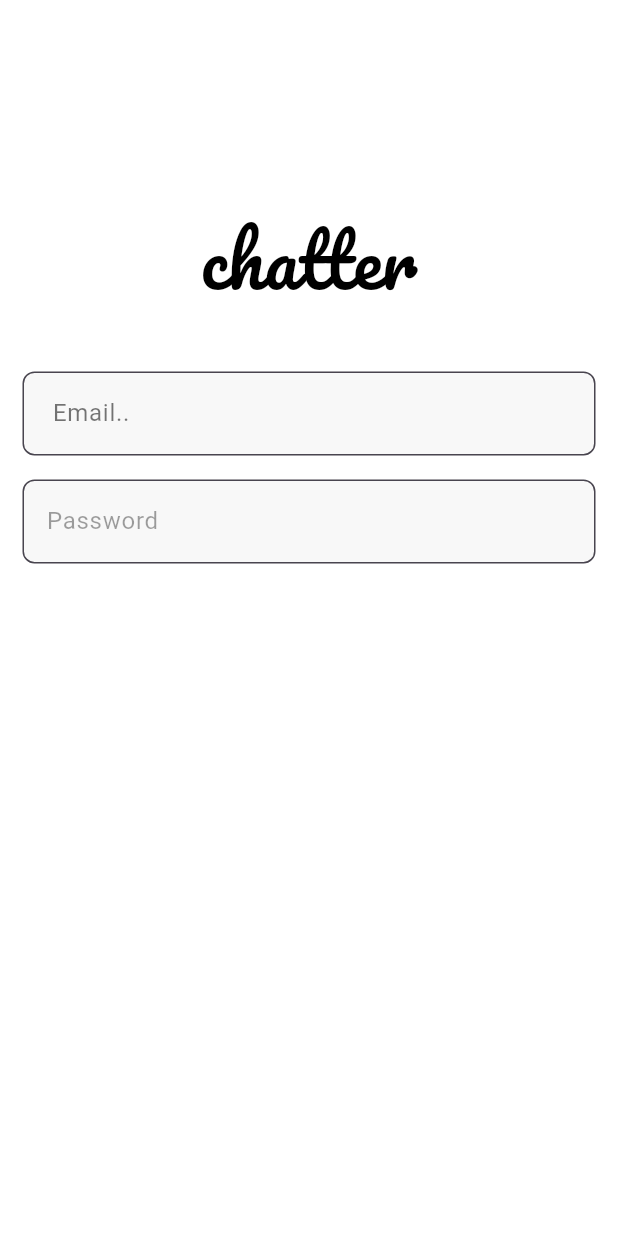
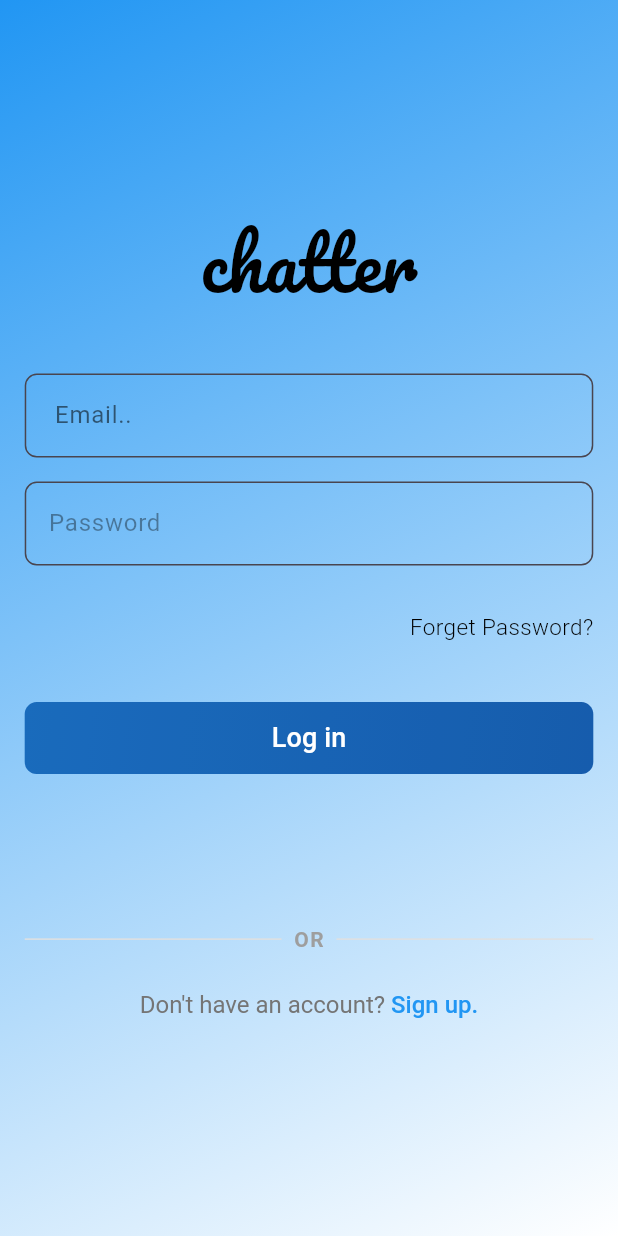
Before and after one commit to kareemtoson12/chatter, a Flutter app: the screen it shows after launch, on a phone screen of 412 x 824 dp. Run offline on Flutter 3.47's test engine with Material 3 defaults, Android fonts, the phone set to English and light mode, and no system bars; our stand-ins replace google_fonts.

Commit message:
login ui done

```diff
--- /dev/null
+++ b/lib/app/styles/colros_manager.dart
@@ -0,0 +1,17 @@
+import 'package:flutter/material.dart';
+
+class ColorManager {
+  static const Color blue = Colors.blue;
+  static const Color white = Colors.white;
+
+  static const LinearGradient blueWhiteGradient = LinearGradient(
+    colors: [blue, white],
+    begin: Alignment.topLeft,
+    end: Alignment.bottomRight,
+  );
+  static final LinearGradient buttonColor = LinearGradient(
+    colors: [Colors.blue.shade700, Colors.blue.shade800],
+    begin: Alignment.topLeft,
+    end: Alignment.bottomRight,
+  );
+}
--- a/lib/app/styles/fonts.dart
+++ b/lib/app/styles/fonts.dart
@@ -2,6 +2,12 @@ import 'package:flutter/material.dart';
 import 'package:google_fonts/google_fonts.dart';
 
 class AppTextStyles {
+  //instgram font
   static TextStyle splashTitleStyle() =>
       GoogleFonts.pacifico(fontSize: 48, color: Colors.black);
+
+  //normal fonts
+
+  static TextStyle titleText18() =>
+      TextStyle(fontSize: 15, color: Colors.black, fontWeight: FontWeight.w300);
 }
--- a/lib/presentation/auth/login/login_view.dart
+++ b/lib/presentation/auth/login/login_view.dart
@@ -1,5 +1,8 @@
 import 'package:flutter/material.dart';
+import 'package:social/app/styles/colros_manager.dart';
 import 'package:social/app/styles/fonts.dart';
+import 'package:social/presentation/auth/login/widgets/login_button.dart';
+import 'package:social/presentation/auth/login/widgets/text_feaild.dart';
 
 class LoginView extends StatelessWidget {
   const LoginView({super.key});
@@ -8,12 +11,12 @@ class LoginView extends StatelessWidget {
   Widget build(BuildContext context) {
     //responsive
     int hight = MediaQuery.of(context).size.height.toInt();
-    int width = MediaQuery.of(context).size.width.toInt();
+    //int width = MediaQuery.of(context).size.width.toInt();
     return Scaffold(
-      backgroundColor: Colors.white,
       body: SafeArea(
-        child: Padding(
-          padding: const EdgeInsets.all(15),
+        child: Container(
+          padding: EdgeInsets.all(hight * 0.02),
+          decoration: BoxDecoration(gradient: ColorManager.blueWhiteGradient),
           child: Column(
             crossAxisAlignment: CrossAxisAlignment.stretch,
             children: [
@@ -22,66 +25,49 @@ class LoginView extends StatelessWidget {
                 child: Text('chatter', style: AppTextStyles.splashTitleStyle()),
               ),
               SizedBox(height: 40),
-              TextField(
-                style: const TextStyle(
-                  color: Colors.black87,
-                  fontWeight: FontWeight.w500,
-                  fontSize: 16,
-                ),
-                decoration: InputDecoration(
-                  filled: true,
-                  fillColor: Color(0xFFF8F8F8),
-                  hintText: 'Email..',
-                  hintStyle: TextStyle(
-                    color: Colors.black54,
-                    fontWeight: FontWeight.w400,
+              TextFeaildWidget(),
+              SizedBox(height: 40),
+              LoginButton(),
+              SizedBox(height: 100),
+              Row(
+                children: [
+                  Expanded(
+                    child: Divider(thickness: 1, color: Colors.grey.shade300),
                   ),
-                  border: OutlineInputBorder(
-                    borderRadius: BorderRadius.circular(8),
-                    borderSide: BorderSide(width: 1, color: Colors.black),
+                  Padding(
+                    padding: const EdgeInsets.symmetric(horizontal: 8.0),
+                    child: Text(
+                      'OR',
+                      style: TextStyle(
+                        color: Colors.grey,
+                        fontWeight: FontWeight.w600,
+                        letterSpacing: 1,
+                      ),
+                    ),
                   ),
-                  focusedBorder: OutlineInputBorder(
-                    borderRadius: BorderRadius.circular(8),
-                    borderSide: BorderSide(
-                      width: 1,
-                      color: Colors.grey,
-                    ), // Change to your color
+                  Expanded(
+                    child: Divider(thickness: 1, color: Colors.grey.shade300),
                   ),
-                  contentPadding: EdgeInsets.symmetric(
-                    vertical: 16,
-                    horizontal: 16,
+                ],
+              ),
+              SizedBox(height: 24),
+              Center(
+                child: RichText(
+                  text: TextSpan(
+                    text: "Don't have an account? ",
+                    style: TextStyle(color: Colors.grey.shade600, fontSize: 16),
+                    children: [
+                      TextSpan(
+                        text: 'Sign up.',
+                        style: TextStyle(
+                          color: Colors.blue,
+                          fontWeight: FontWeight.w500,
+                          fontSize: 16,
+                        ),
+                      ),
+                    ],
                   ),
                 ),
-                keyboardType: TextInputType.emailAddress,
-              ),
-              SizedBox(height: 16),
-              TextField(
-                style: const TextStyle(
-                  color: Colors.black87,
-                  fontWeight: FontWeight.w500,
-                  fontSize: 16,
-                ),
-                decoration: InputDecoration(
-                  filled: true,
-                  fillColor: Color(0xFFF8F8F8),
-                  hintText: 'Password',
-                  hintStyle: TextStyle(
-                    color: Colors.black38,
-                    fontWeight: FontWeight.w400,
-                  ),
-                  border: OutlineInputBorder(
-                    borderRadius: BorderRadius.circular(8),
-                    borderSide: BorderSide(width: 1, color: Colors.black),
-                  ),
-                  focusedBorder: OutlineInputBorder(
-                    borderRadius: BorderRadius.circular(8),
-                    borderSide: BorderSide(
-                      width: 1,
-                      color: Colors.grey,
-                    ), // Change to your color
-                  ),
-                ),
-                obscureText: true,
               ),
             ],
           ),
--- /dev/null
+++ b/lib/presentation/auth/login/widgets/login_button.dart
@@ -0,0 +1,40 @@
+import 'package:flutter/material.dart';
+import 'package:social/app/styles/colros_manager.dart';
+
+class LoginButton extends StatelessWidget {
+  final VoidCallback? onPressed;
+  const LoginButton({Key? key, this.onPressed}) : super(key: key);
+
+  @override
+  Widget build(BuildContext context) {
+    return SizedBox(
+      width: double.infinity,
+      height: 48,
+      child: DecoratedBox(
+        decoration: BoxDecoration(
+          gradient: ColorManager.buttonColor,
+          borderRadius: BorderRadius.circular(8),
+        ),
+        child: ElevatedButton(
+          style: ElevatedButton.styleFrom(
+            backgroundColor: Colors.transparent,
+            shadowColor: Colors.transparent,
+            elevation: 0,
+            shape: RoundedRectangleBorder(
+              borderRadius: BorderRadius.circular(8),
+            ),
+          ),
+          onPressed: onPressed,
+          child: const Text(
+            'Log in',
+            style: TextStyle(
+              color: Colors.white,
+              fontSize: 18,
+              fontWeight: FontWeight.w500,
+            ),
+          ),
+        ),
+      ),
+    );
+  }
+}
--- /dev/null
+++ b/lib/presentation/auth/login/widgets/text_feaild.dart
@@ -0,0 +1,79 @@
+import 'package:flutter/material.dart';
+import 'package:social/app/styles/fonts.dart';
+
+class TextFeaildWidget extends StatelessWidget {
+  const TextFeaildWidget({super.key});
+
+  @override
+  Widget build(BuildContext context) {
+    return Column(
+      children: [
+        TextField(
+          style: const TextStyle(
+            color: Colors.black87,
+            fontWeight: FontWeight.w500,
+            fontSize: 16,
+          ),
+          decoration: InputDecoration(
+            filled: true,
+            fillColor: Color(0xFAFAFA),
+            hintText: 'Email..',
+            hintStyle: TextStyle(
+              color: Colors.black54,
+              fontWeight: FontWeight.w400,
+            ),
+            border: OutlineInputBorder(
+              borderRadius: BorderRadius.circular(8),
+              borderSide: BorderSide(width: 1, color: Colors.black),
+            ),
+            focusedBorder: OutlineInputBorder(
+              borderRadius: BorderRadius.circular(8),
+              borderSide: BorderSide(
+                width: 1,
+                color: Colors.grey,
+              ), // Change to your color
+            ),
+            contentPadding: EdgeInsets.symmetric(vertical: 16, horizontal: 16),
+          ),
+          keyboardType: TextInputType.emailAddress,
+        ),
+        SizedBox(height: 16),
+        TextField(
+          style: const TextStyle(
+            color: Colors.black87,
+            fontWeight: FontWeight.w500,
+            fontSize: 16,
+          ),
+          decoration: InputDecoration(
+            filled: true,
+            fillColor: Color(0xFAFAFA),
+            hintText: 'Password',
+            hintStyle: TextStyle(
+              color: Colors.black38,
+              fontWeight: FontWeight.w400,
+            ),
+            border: OutlineInputBorder(
+              borderRadius: BorderRadius.circular(8),
+              borderSide: BorderSide(width: 1, color: Colors.black),
+            ),
+            focusedBorder: OutlineInputBorder(
+              borderRadius: BorderRadius.circular(8),
+              borderSide: BorderSide(
+                width: 1,
+                color: Colors.grey,
+              ), // Change to your color
+            ),
+          ),
+          obscureText: true,
+        ),
+        SizedBox(height: 30),
+        Row(
+          mainAxisAlignment: MainAxisAlignment.end,
+          children: [
+            Text('Forget Password?', style: AppTextStyles.titleText18()),
+          ],
+        ),
+      ],
+    );
+  }
+}
--- a/lib/presentation/splash/splash_view.dart
+++ b/lib/presentation/splash/splash_view.dart
@@ -1,5 +1,6 @@
 import 'package:flutter/material.dart';
 import 'package:social/app/routing/routes.dart';
+import 'package:social/app/styles/colros_manager.dart';
 
 import 'package:social/app/styles/fonts.dart';
 
@@ -41,12 +42,14 @@ class _SplashViewState extends State<SplashView>
   @override
   Widget build(BuildContext context) {
     return Scaffold(
-      backgroundColor: Colors.white,
-      body: SafeArea(
-        child: Center(
-          child: FadeTransition(
-            opacity: _fadeAnimation,
-            child: Text('chatter', style: AppTextStyles.splashTitleStyle()),
+      body: Container(
+        decoration: BoxDecoration(gradient: ColorManager.blueWhiteGradient),
+        child: SafeArea(
+          child: Center(
+            child: FadeTransition(
+              opacity: _fadeAnimation,
+              child: Text('chatter', style: AppTextStyles.splashTitleStyle()),
+            ),
           ),
         ),
       ),
```
